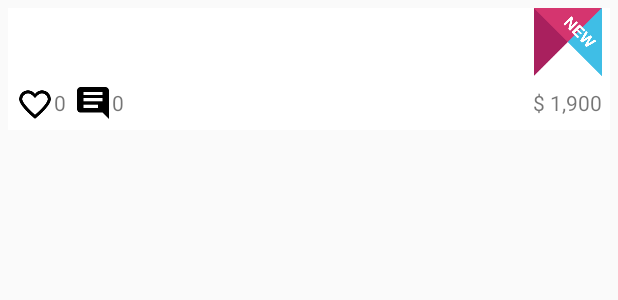
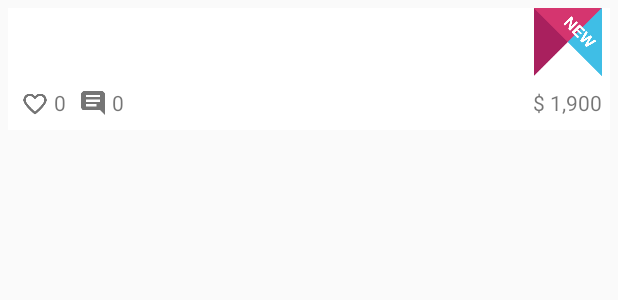
Before and after one commit to chanyaz/RecyclerViewListDefault, an Android app: the layout view_single_item.xml on its own in the app's theme, with its tools: preview values and no code run, on a phone screen of 412 x 824 dp. Shown: the top 300 px of the screen. Run offline under Robolectric (Android 15) with nearby library versions, the phone set to English and light mode, and no system bars; plain views replace SimpleDraweeView.

Commit message:
iconの色とサイズを調整

```diff
--- a/app/src/main/res/layout/view_single_item.xml
+++ b/app/src/main/res/layout/view_single_item.xml
@@ -60,6 +60,9 @@
 
             <ImageView
                 android:id="@+id/favoriteBtn"
+                android:scaleType="fitXY"
+                android:tint="@color/gray"
+                android:padding="@dimen/item_tile_ic_padding"
                 android:layout_width="@dimen/item_tile_ic_size"
                 android:layout_height="@dimen/item_tile_ic_size"
                 android:src="@drawable/ic_heart"/>
@@ -72,6 +75,9 @@
                 android:text="0"/>
 
             <ImageView
+                android:tint="@color/gray"
+                android:scaleType="fitXY"
+                android:padding="@dimen/item_tile_ic_padding"
                 android:layout_width="@dimen/item_tile_ic_size"
                 android:layout_height="@dimen/item_tile_ic_size"
                 android:src="@drawable/ic_comment"
--- a/app/src/main/res/values/colors.xml
+++ b/app/src/main/res/values/colors.xml
@@ -5,6 +5,7 @@
     <color name="colorAccent">#FF4081</color>
     <color name="white">#FFFFFF</color>
     <color name="listBackground">#EFEFEF</color>
+    <color name="gray">#757575</color>
 
     <!-- TabStripColor -->
     <color name="tabStripColor">#E4463D</color>
--- a/app/src/main/res/values/dimens.xml
+++ b/app/src/main/res/values/dimens.xml
@@ -2,6 +2,7 @@
 <resources>
     <dimen name="item_label_padding">5dp</dimen>
     <dimen name="item_tile_ic_size">25dp</dimen>
+    <dimen name="item_tile_ic_padding">3dp</dimen>
     <dimen name="item_tile_margin">5dp</dimen>
     <dimen name="item_tile_badge_size">45dp</dimen>
     <dimen name="item_description_margin">5dp</dimen>
```
